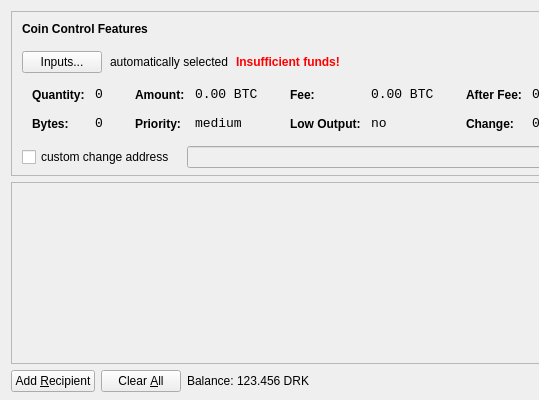
The window that src/qt/forms/sendcoinsdialog.ui (NarubyRiverlione/Spice) describes before a commit, drawn with Qt 5; both pictures show x 0 to 539 and y 0 to 400 of the 850 by 400 pixel window.
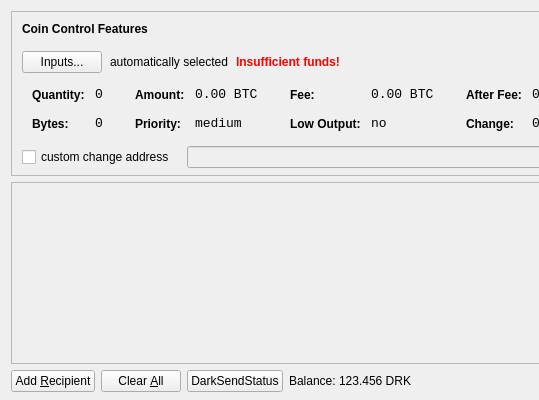
The same window after the commit. Icons and pictures are not drawn.

Commit message: added button for darkSend status

What changed in the file:
```diff
--- a/src/qt/forms/sendcoinsdialog.ui
+++ b/src/qt/forms/sendcoinsdialog.ui
@@ -702,6 +702,33 @@
        </property>
       </widget>
      </item>
+
+     <item>
+      <widget class="QPushButton" name="darkSendStatusButton">
+       <property name="sizePolicy">
+        <sizepolicy hsizetype="Minimum" vsizetype="Fixed">
+         <horstretch>0</horstretch>
+         <verstretch>0</verstretch>
+        </sizepolicy>
+       </property>
+       <property name="toolTip">
+        <string>Create inputs compatible with DarkSend</string>
+       </property>
+       <property name="text">
+        <string>DarkSendStatus</string>
+       </property>
+       <property name="icon">
+        <iconset resource="../bitcoin.qrc">
+         <normaloff>:/icons/denominate</normaloff>:/icons/denominate</iconset>
+       </property>
+       <property name="autoRepeatDelay">
+        <number>300</number>
+       </property>
+       <property name="autoDefault">
+        <bool>false</bool>
+       </property>
+      </widget>
+     </item>
      <item>
       <layout class="QHBoxLayout" name="horizontalLayout_2">
        <property name="spacing">
```
The commit also changes 5 other files.
